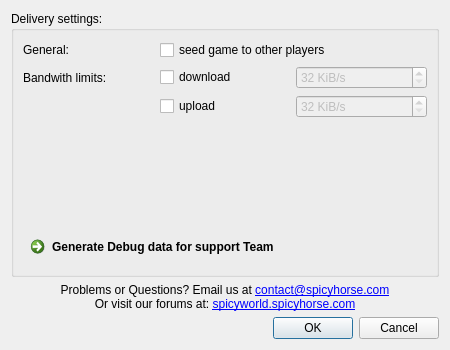
Old version of the form settingsdialog.ui in the repository SpicyHorse/launcher.
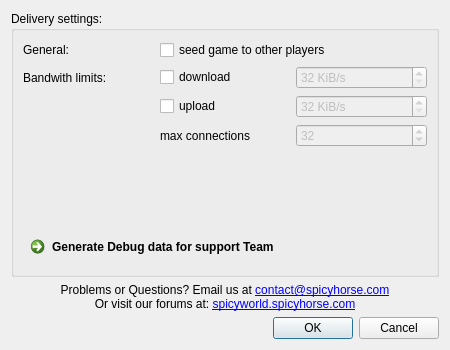
New version of the form. Icons and pictures are not drawn.

Commit message: conn limit in options

```diff
--- a/settingsdialog.ui
+++ b/settingsdialog.ui
@@ -82,7 +82,7 @@
         </property>
        </widget>
       </item>
-      <item row="6" column="2">
+      <item row="5" column="2">
        <spacer name="verticalSpacer">
         <property name="orientation">
          <enum>Qt::Vertical</enum>
@@ -120,6 +120,29 @@
         </property>
        </widget>
       </item>
+      <item row="3" column="3">
+       <widget class="QSpinBox" name="connectionsSpin">
+        <property name="enabled">
+         <bool>false</bool>
+        </property>
+        <property name="minimum">
+         <number>8</number>
+        </property>
+        <property name="maximum">
+         <number>256</number>
+        </property>
+        <property name="value">
+         <number>32</number>
+        </property>
+       </widget>
+      </item>
+      <item row="3" column="2">
+       <widget class="QLabel" name="bandwithLabel_2">
+        <property name="text">
+         <string>max connections</string>
+        </property>
+       </widget>
+      </item>
      </layout>
     </widget>
    </item>
```
Left out of the diff: 2 changed lines with no effect on the pictures. The commit also changes 2 other files.
